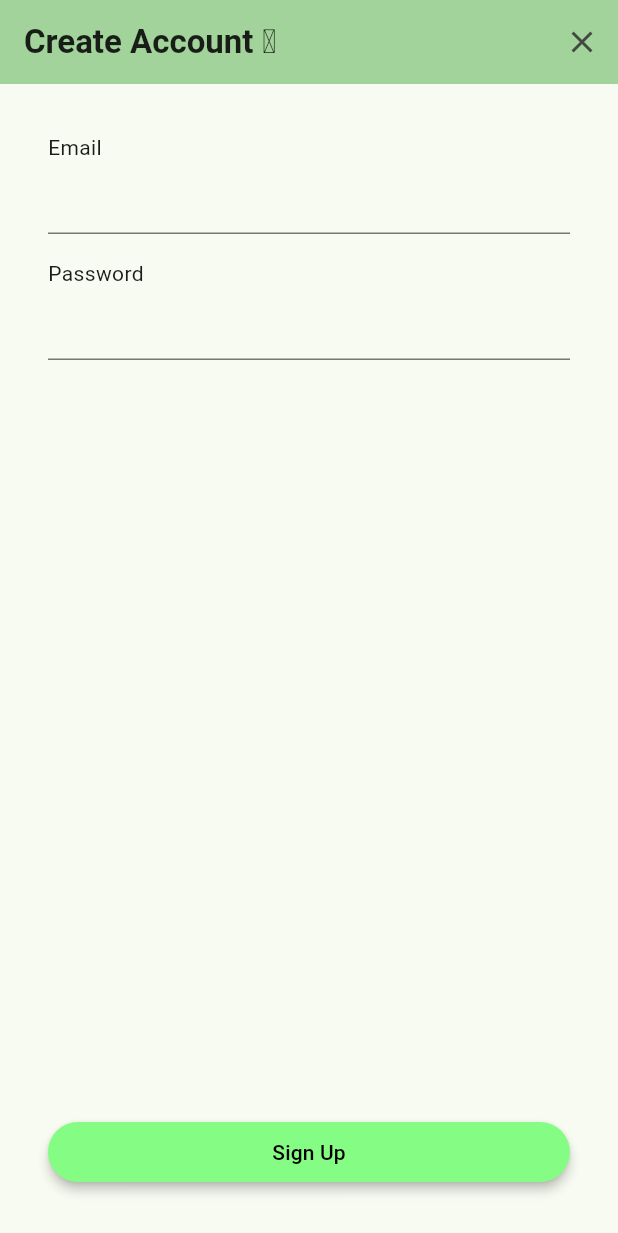
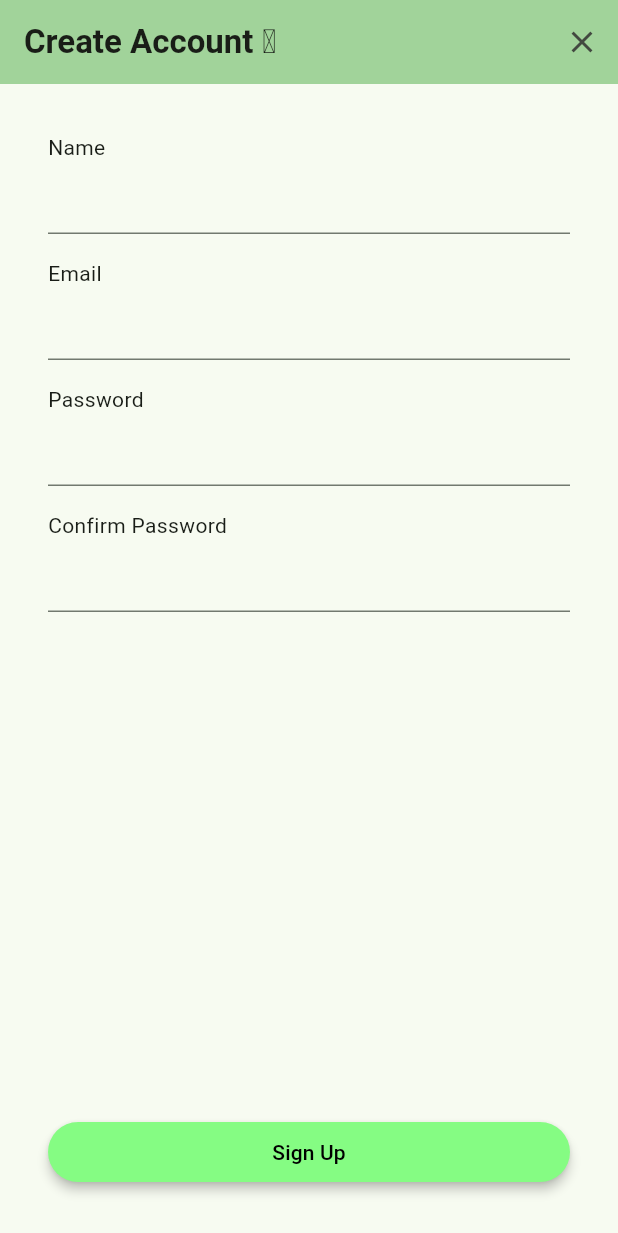
Before and after one commit to blakerharrison/plant_log, a Flutter app: the SignUpScreen screen opened directly, on a phone screen of 412 x 824 dp. Shown: the top 1233 px of the screen. Run offline on Flutter 3.47's test engine with Material 3 defaults, Android fonts, the phone set to English and light mode, and no system bars; our stand-ins replace cached_network_image, equatable, firebase_auth, firebase_core, flutter_riverpod, hooks_riverpod; accounts and stored records are empty; network calls fail.

Commit message:
Add additional logic to the sign up screen

```diff
--- a/lib/login/ui/login_widget.dart
+++ b/lib/login/ui/login_widget.dart
@@ -285,9 +285,11 @@ class LoginState extends State<LoginWidget> {
     }
   }
 
-  void navigateToSignUp(BuildContext context) => showModalBottomSheet(
+  void navigateToSignUp(BuildContext context) async {
+    showModalBottomSheet(
       context: context,
       builder: (BuildContext context) => const SignUpScreen(),
       isScrollControlled: true,
     );
+  }
 }
--- a/lib/sign_up/ui/sign_up_screen.dart
+++ b/lib/sign_up/ui/sign_up_screen.dart
@@ -10,8 +10,10 @@ class SignUpScreen extends StatefulWidget {
 }
 
 class SignUpState extends State<SignUpScreen> {
+  final nameTextController = TextEditingController();
   final emailTextController = TextEditingController();
   final passwordTextController = TextEditingController();
+  final confirmPasswordTextController = TextEditingController();
   bool loading = false;
 
   @override
@@ -34,19 +36,30 @@ class SignUpState extends State<SignUpScreen> {
           ),
         ],
       ),
-      body: Padding(
+      body: AbsorbPointer(
+        absorbing: loading,
+        child: Padding(
           padding: const EdgeInsets.all(32.0),
           child: Column(
             crossAxisAlignment: CrossAxisAlignment.start,
             children: [
-            const Text('Email'),
-            TextField(
+              _textFieldWithHeader(
+                title: 'Name',
+                controller: nameTextController,
+              ),
+              _textFieldWithHeader(
+                title: 'Email',
                 controller: emailTextController,
               ),
-            const SizedBox(height: 16),
-            const Text('Password'),
-            TextField(
+              _textFieldWithHeader(
+                title: 'Password',
                 controller: passwordTextController,
+                obscureText: true,
+              ),
+              _textFieldWithHeader(
+                title: 'Confirm Password',
+                controller: confirmPasswordTextController,
+                obscureText: true,
               ),
               const Spacer(),
               SizedBox(
@@ -64,8 +77,29 @@ class SignUpState extends State<SignUpScreen> {
             ],
           ),
         ),
+      ),
     );
   }
+
+  Column _textFieldWithHeader({
+    required String title,
+    required TextEditingController controller,
+    bool obscureText = false,
+  }) {
+    return Column(
+      crossAxisAlignment: CrossAxisAlignment.start,
+      children: [
+        Text(title),
+        TextField(
+          controller: controller,
+          obscureText: obscureText,
+        ),
+        const SizedBox(height: 16),
+      ],
+    );
+  }
+
+  void validateForm() {}
 
   Future<void> signUp() async {
     setState(() => loading = true);
```
Lines whose indentation alone changed are shown as unchanged.
